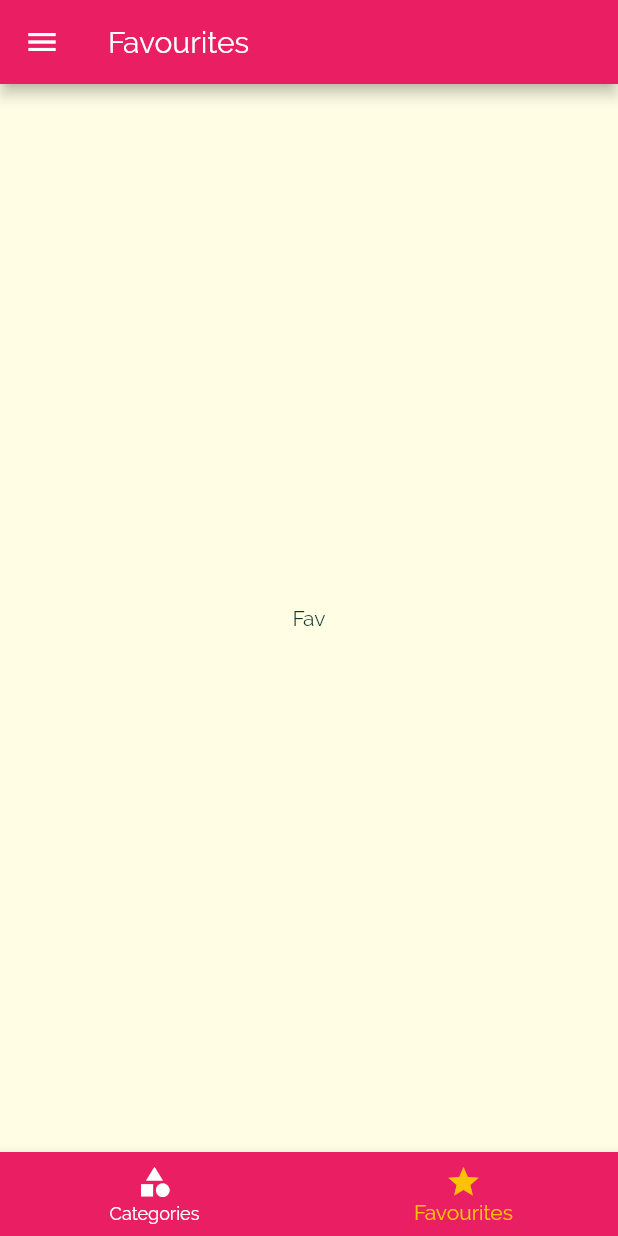
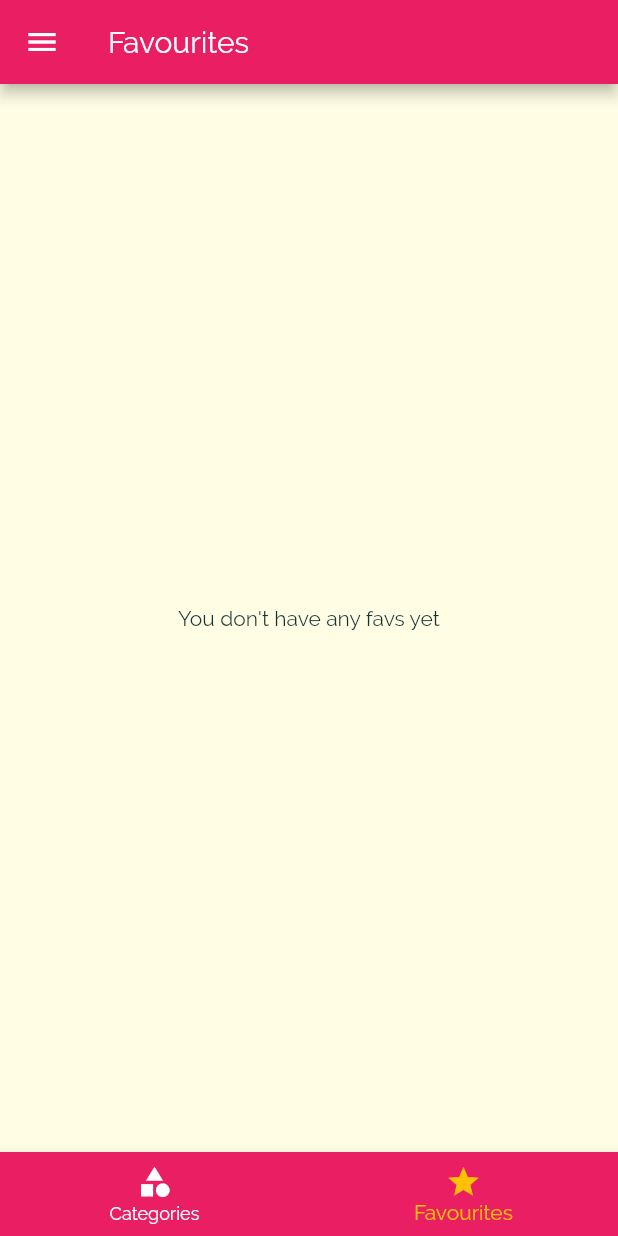
Before and after one commit to aavhanchatse/Foodify, a Flutter app: the screen it shows after launch, item 2 of the bottom bar chosen, on a phone screen of 412 x 824 dp. Run offline on Flutter 3.47's test engine with Material 2 defaults, Android fonts, the phone set to English and light mode, and no system bars.

Commit message:
favourites screen added

```diff
--- a/lib/src/app.dart
+++ b/lib/src/app.dart
@@ -21,6 +21,7 @@ class _AppState extends State<App> {
   };
 
   List<Meal> _availableMeals = DUMMY_MEALS;
+  List<Meal> _favouriteMeals = [];
 
   void _setFilters(Map<String, bool> filterData) {
     setState(() {
@@ -42,6 +43,26 @@ class _AppState extends State<App> {
         return true;
       }).toList();
     });
+  }
+
+  void _toggleFavourite(String mealId) {
+    final existingIndex =
+        _favouriteMeals.indexWhere((element) => element.id == mealId);
+
+    if (existingIndex >= 0) {
+      setState(() {
+        _favouriteMeals.removeAt(existingIndex);
+      });
+    } else {
+      setState(() {
+        _favouriteMeals
+            .add(DUMMY_MEALS.firstWhere((element) => element.id == mealId));
+      });
+    }
+  }
+
+  bool isMealFav(String id) {
+    return _favouriteMeals.any((element) => element.id == id);
   }
 
   @override
@@ -70,11 +91,13 @@ class _AppState extends State<App> {
       // home: CategoriesScreen(),
       initialRoute: '/',
       routes: {
-        '/': (context) => TabsScreen(),
+        '/': (context) => TabsScreen(_favouriteMeals),
         CategoryMealsScreen.routeName: (context) =>
             CategoryMealsScreen(_availableMeals),
-        MealDetailsScreen.routeName: (context) => MealDetailsScreen(),
-        SettingsScreen.routeName: (context) => SettingsScreen(_filters, _setFilters),
+        MealDetailsScreen.routeName: (context) =>
+            MealDetailsScreen(_toggleFavourite, isMealFav),
+        SettingsScreen.routeName: (context) =>
+            SettingsScreen(_filters, _setFilters),
       },
     );
   }
--- a/lib/src/screens/categoryMealsScreen.dart
+++ b/lib/src/screens/categoryMealsScreen.dart
@@ -60,7 +60,6 @@ class _CategoryMealsScreenState extends State<CategoryMealsScreen> {
             duration: displayedMeals[index].duration,
             imageUrl: displayedMeals[index].imageUrl,
             title: displayedMeals[index].title,
-            removeItem: _removeMeal,
           );
         },
       ),
--- a/lib/src/screens/favouritesScreen.dart
+++ b/lib/src/screens/favouritesScreen.dart
@@ -1,10 +1,31 @@
 import 'package:flutter/material.dart';
+import 'package:foodify/src/model/meal.dart';
+import 'package:foodify/src/widgets/mealItem.dart';
 
 class FavouritesScreen extends StatelessWidget {
+  final List<Meal> favouriteMeals;
+
+  FavouritesScreen(this.favouriteMeals);
   @override
   Widget build(BuildContext context) {
-    return Center(
-      child: Text('Fav'),
-    );
+    if (favouriteMeals.isEmpty) {
+      return Center(
+        child: Text("You don't have any favs yet"),
+      );
+    } else {
+      return ListView.builder(
+        itemCount: favouriteMeals.length,
+        itemBuilder: (context, index) {
+          return MealItem(
+            id: favouriteMeals[index].id,
+            affordability: favouriteMeals[index].affordability,
+            complexity: favouriteMeals[index].complexity,
+            duration: favouriteMeals[index].duration,
+            imageUrl: favouriteMeals[index].imageUrl,
+            title: favouriteMeals[index].title,
+          );
+        },
+      );
+    }
   }
 }
--- a/lib/src/screens/tabsScreen.dart
+++ b/lib/src/screens/tabsScreen.dart
@@ -1,19 +1,30 @@
 import 'package:flutter/material.dart';
+import 'package:foodify/src/model/meal.dart';
 
 import 'package:foodify/src/screens/categoriesScreen.dart';
 import 'package:foodify/src/screens/favouritesScreen.dart';
 import 'package:foodify/src/widgets/mainDrawer.dart';
 
 class TabsScreen extends StatefulWidget {
+  final List<Meal> favouriteMeals;
+
+  TabsScreen(this.favouriteMeals);
+
   @override
   _TabsScreenState createState() => _TabsScreenState();
 }
 
 class _TabsScreenState extends State<TabsScreen> {
-  final List<Map<String, Object>> _pages = [
-    {'page': CategoriesScreen(), 'title': 'Categories'},
-    {'page': FavouritesScreen(), 'title': 'Favourites'},
-  ];
+  List<Map<String, Object>> _pages;
+
+  @override
+  void initState() {
+    _pages = [
+      {'page': CategoriesScreen(), 'title': 'Categories'},
+      {'page': FavouritesScreen(widget.favouriteMeals), 'title': 'Favourites'},
+    ];
+    super.initState();
+  }
 
   int _selectedPageIndex = 0;
 
--- a/lib/src/widgets/mealItem.dart
+++ b/lib/src/widgets/mealItem.dart
@@ -9,7 +9,6 @@ class MealItem extends StatelessWidget {
   final int duration;
   final Complexity complexity;
   final Affordability affordability;
-  final Function removeItem;
 
   MealItem(
       {@required this.id,
@@ -18,7 +17,7 @@ class MealItem extends StatelessWidget {
       @required this.duration,
       @required this.imageUrl,
       @required this.title,
-      @required this.removeItem});
+      });
 
   String get complexityText {
     switch (complexity) {
@@ -66,7 +65,7 @@ class MealItem extends StatelessWidget {
     )
         .then((val) {
       if (val != null) {
-        removeItem(val);
+        // removeItem(val);
       }
     });
   }
```
Also changed, not shown: lib/src/screens/mealDetailsScreen.dart (+7 -4 lines).
